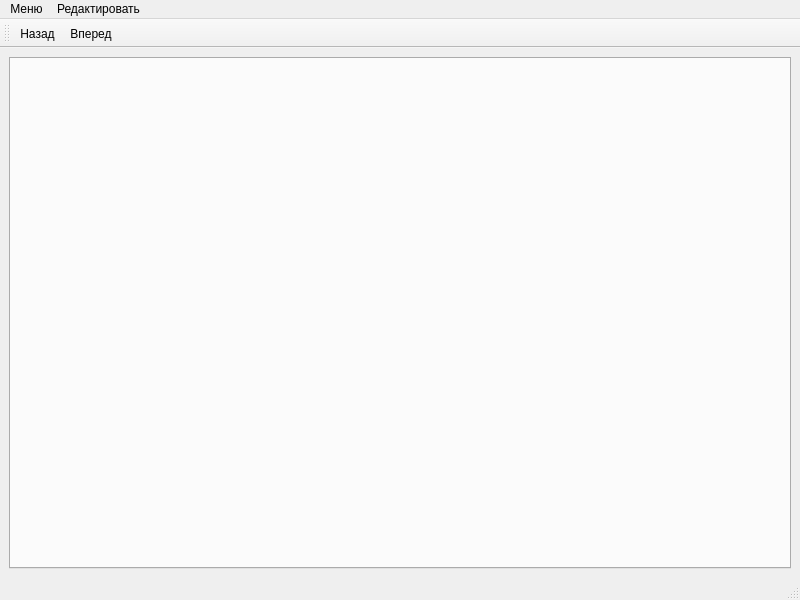
Above: mainwindow.ui from albert22o/VP5-release before the change. Below: the same form after it.
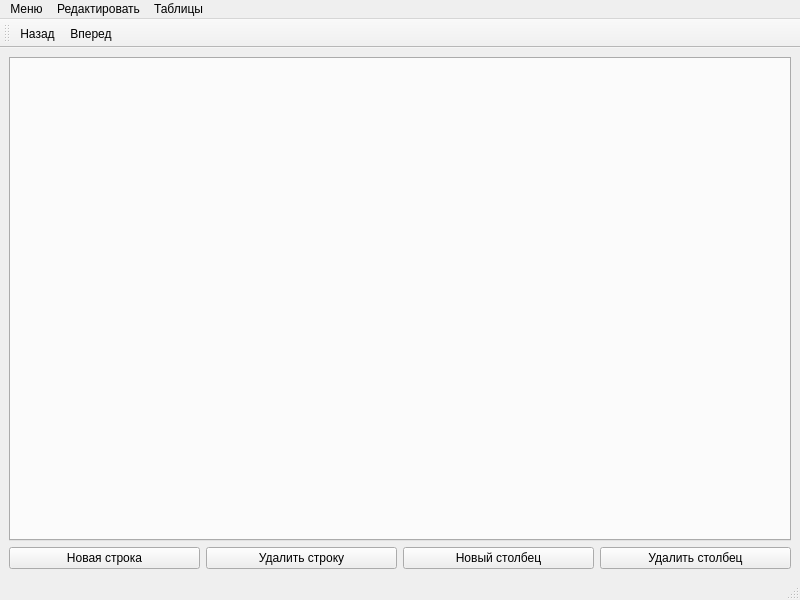
That is the form after the change. Icons and pictures are not drawn.

Commit message: добавление таблицы работает, осталось добавить логику к кнопкам которые редактируют таблицы

What changed in the file:
```diff
--- a/mainwindow.ui
+++ b/mainwindow.ui
@@ -18,6 +18,38 @@
     <item row="0" column="0">
      <widget class="QTabWidget" name="tabWidget"/>
     </item>
+    <item row="1" column="0">
+     <layout class="QHBoxLayout" name="tableActionsPannel">
+      <item>
+       <widget class="QPushButton" name="newRow">
+        <property name="text">
+         <string>Новая строка</string>
+        </property>
+       </widget>
+      </item>
+      <item>
+       <widget class="QPushButton" name="deleteColumn">
+        <property name="text">
+         <string>Удалить строку</string>
+        </property>
+       </widget>
+      </item>
+      <item>
+       <widget class="QPushButton" name="newColum">
+        <property name="text">
+         <string>Новый столбец</string>
+        </property>
+       </widget>
+      </item>
+      <item>
+       <widget class="QPushButton" name="deleteRow">
+        <property name="text">
+         <string>Удалить столбец</string>
+        </property>
+       </widget>
+      </item>
+     </layout>
+    </item>
    </layout>
   </widget>
   <widget class="QMenuBar" name="menubar">
@@ -26,7 +58,7 @@
      <x>0</x>
      <y>0</y>
      <width>800</width>
-     <height>21</height>
+     <height>25</height>
     </rect>
    </property>
    <widget class="QMenu" name="menu">
@@ -44,8 +76,15 @@
     <addaction name="clean"/>
     <addaction name="search"/>
    </widget>
+   <widget class="QMenu" name="menu_3">
+    <property name="title">
+     <string>Таблицы</string>
+    </property>
+    <addaction name="newTable"/>
+   </widget>
    <addaction name="menu"/>
    <addaction name="menu_2"/>
+   <addaction name="menu_3"/>
   </widget>
   <widget class="QStatusBar" name="statusbar"/>
   <widget class="QToolBar" name="toolBar">
```
Left out of the diff: 9 changed lines with no effect on the pictures. The commit also changes 8 other files.
